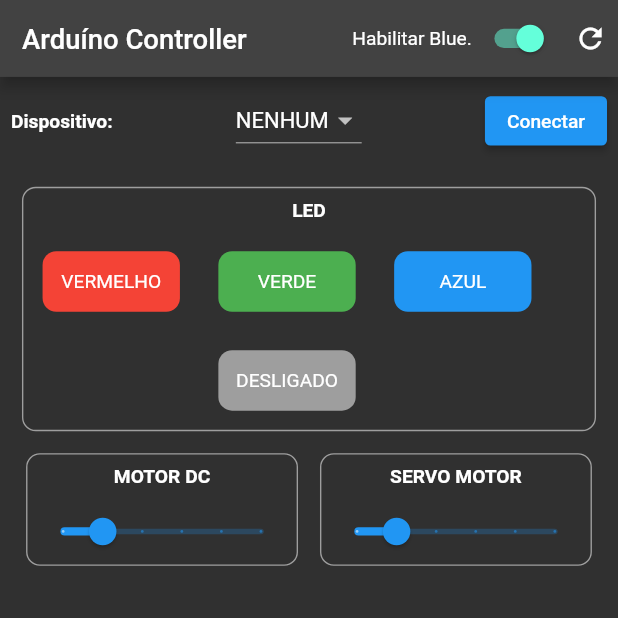
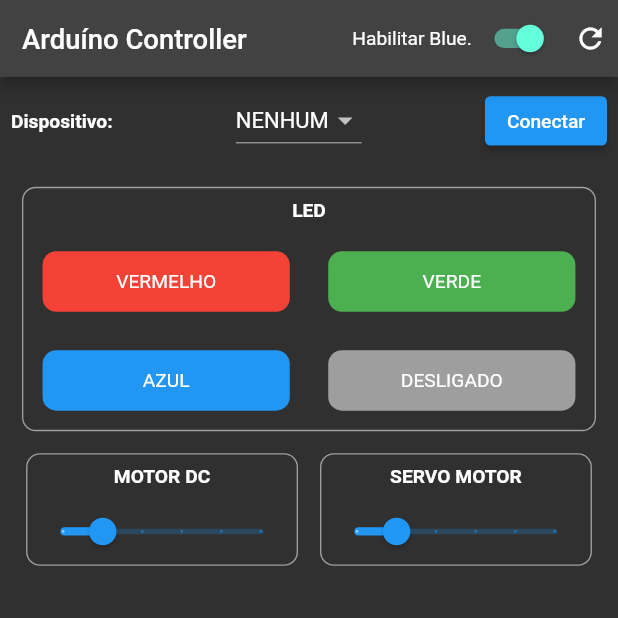
Before and after one commit to RafaelMunareto/app_arduino, a Flutter app: the screen it shows after launch, on a phone screen of 412 x 824 dp, the top half of it. Run offline on Flutter 3.47's test engine with Material 2 defaults, Android fonts, the phone set to English and light mode, and no system bars; our stand-ins replace flutter_bluetooth_serial, flutter_modular, mobx, responsive_framework; generated files the repository leaves out were written again.

Commit message:
ajustes do snacbar

```diff
--- a/lib/app/modules/home/home_module.dart
+++ b/lib/app/modules/home/home_module.dart
@@ -7,8 +7,7 @@ import 'home_page.dart';
 class HomeModule extends Module {
   @override
   final List<Bind> binds = [
-    Bind.instance<FlutterBluetoothSerial>(FlutterBluetoothSerial.instance),
-    Bind.singleton((i) => HomeStore(bluethoot: i.get())),
+    Bind.singleton((i) => HomeStore()),
   ];
 
   @override
--- a/lib/app/modules/home/home_store.dart
+++ b/lib/app/modules/home/home_store.dart
@@ -11,12 +11,11 @@ abstract class HomeStoreBase with Store {
   BluetoothConnection? connection;
   int? deviceState;
   bool isDisconnecting = false;
-  FlutterBluetoothSerial bluethoot = Modular.get();
   bool get isConnected => connection != null && connection!.isConnected;
   List<BluetoothDevice> devicesList = [];
   BluetoothDevice? device;
   bool connected = false;
   bool isButtonUnavailable = false;
 
-  HomeStoreBase({required this.bluethoot});
+  HomeStoreBase();
 }
--- a/lib/app/modules/home/shared/bluethoot_completo_widget.dart
+++ b/lib/app/modules/home/shared/bluethoot_completo_widget.dart
@@ -23,6 +23,7 @@ class BluethootCompletoWidget extends StatefulWidget {
 
 class _BluethootCompletoWidgetState extends State<BluethootCompletoWidget> {
   HomeStore store = Modular.get();
+  FlutterBluetoothSerial bluetooth = FlutterBluetoothSerial.instance;
   final GlobalKey<ScaffoldState> _scaffoldKey = GlobalKey<ScaffoldState>();
 
   startBluethoot() {
@@ -80,7 +81,7 @@ class _BluethootCompletoWidgetState extends State<BluethootCompletoWidget> {
     List<BluetoothDevice> devices = [];
 
     try {
-      devices = await store.bluethoot.getBondedDevices();
+      devices = await bluetooth.getBondedDevices();
     } on PlatformException {
       debugPrint("Error");
     }
@@ -94,7 +95,7 @@ class _BluethootCompletoWidgetState extends State<BluethootCompletoWidget> {
 
   refresh() {
     getPairedDevices().then((_) {
-      show('Device list refreshed');
+      show('Lista de dispositivo atualizada');
     });
   }
 
@@ -136,10 +137,33 @@ class _BluethootCompletoWidgetState extends State<BluethootCompletoWidget> {
                 valueColor: AlwaysStoppedAnimation<Color>(Colors.white),
               ),
             ),
-            ConectarWidget(
-              disconnect: disconnect,
-              connect: disconnect,
-              getDeviceItems: _getDeviceItems,
+            Padding(
+              padding: const EdgeInsets.all(8.0),
+              child: Row(
+                mainAxisAlignment: MainAxisAlignment.spaceBetween,
+                children: <Widget>[
+                  const Text(
+                    'Dispositivo:',
+                    style: TextStyle(
+                      fontWeight: FontWeight.bold,
+                    ),
+                  ),
+                  DropdownButton(
+                    items: _getDeviceItems(),
+                    onChanged: (dynamic value) =>
+                        setState(() => store.device = value),
+                    value: store.devicesList.isNotEmpty ? store.device : null,
+                  ),
+                  ElevatedButton(
+                    onPressed: store.isButtonUnavailable
+                        ? null
+                        : store.connected
+                            ? disconnect
+                            : connect,
+                    child: Text(store.connected ? 'Disconectar' : 'Conectar'),
+                  ),
+                ],
+              ),
             ),
             widget.child!
           ],
@@ -170,7 +194,7 @@ class _BluethootCompletoWidgetState extends State<BluethootCompletoWidget> {
       store.isButtonUnavailable = true;
     });
     if (store.device == null) {
-      show('No device selected');
+      show('Dispositivo não selecionado');
     } else {
       if (!store.isConnected) {
         await BluetoothConnection.toAddress(store.device!.address)
@@ -192,10 +216,10 @@ class _BluethootCompletoWidgetState extends State<BluethootCompletoWidget> {
             }
           });
         }).catchError((error) {
-          debugPrint('Cannot connect, exception occurred');
+          debugPrint('Não foi possível conectar.');
           debugPrint(error);
         });
-        show('Device connected');
+        show('Dispositivo conectado');
 
         setState(() => store.isButtonUnavailable = false);
       }
@@ -209,7 +233,7 @@ class _BluethootCompletoWidgetState extends State<BluethootCompletoWidget> {
     });
 
     await store.connection!.close();
-    show('Device disconnected');
+    show('Dispositivo desconectado');
     if (!store.connection!.isConnected) {
       setState(() {
         store.connected = false;
@@ -221,7 +245,7 @@ class _BluethootCompletoWidgetState extends State<BluethootCompletoWidget> {
   void sendOnMessageToBluetooth() async {
     store.connection!.output.add(utf8.encode("g" "\r\n") as Uint8List);
     await store.connection!.output.allSent;
-    show('Device Turned On');
+    show('Dispositivo ligado');
     setState(() {
       store.deviceState = 1; // device on
     });
--- a/lib/app/modules/home/shared/colors_widget.dart
+++ b/lib/app/modules/home/shared/colors_widget.dart
@@ -56,7 +56,7 @@ class _ColorsWidgetState extends State<ColorsWidget> {
               },
               child: Container(
                 margin: const EdgeInsets.all(14),
-                width: 100,
+                width: MediaQuery.of(context).size.width * 0.4,
                 padding: const EdgeInsets.symmetric(vertical: 14),
                 decoration: BoxDecoration(
                   borderRadius: BorderRadius.circular(10),
```
